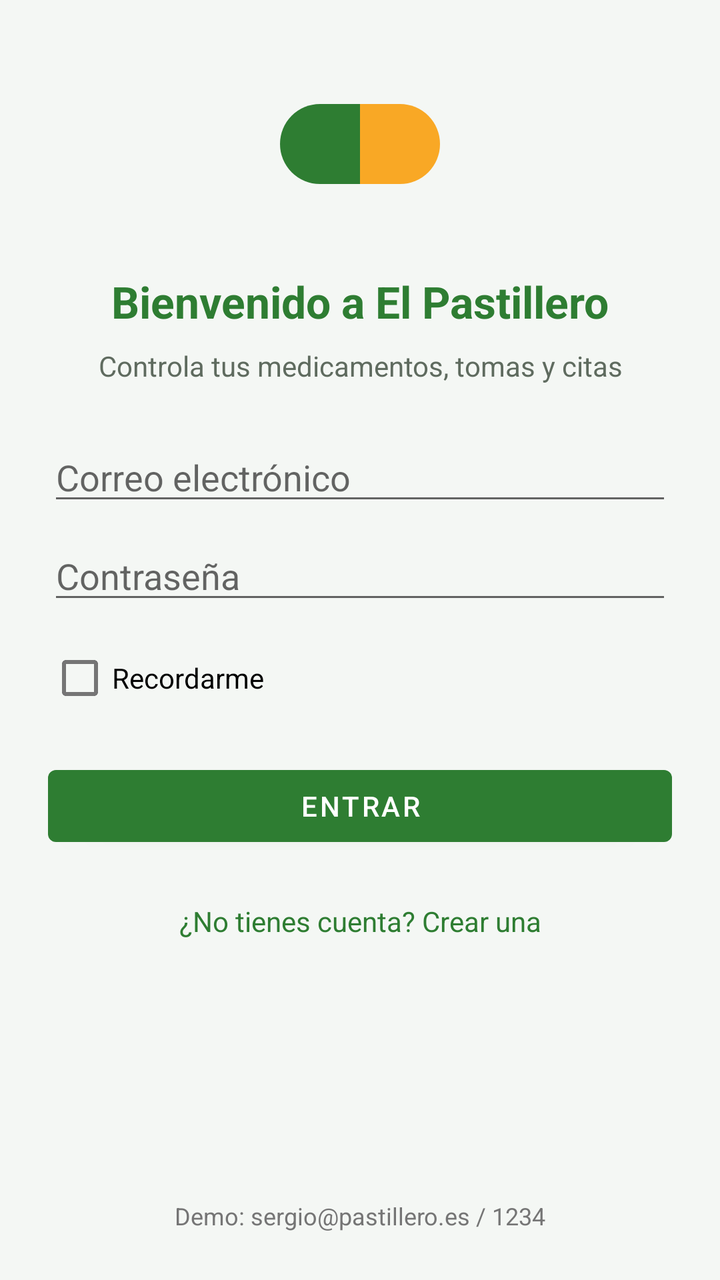
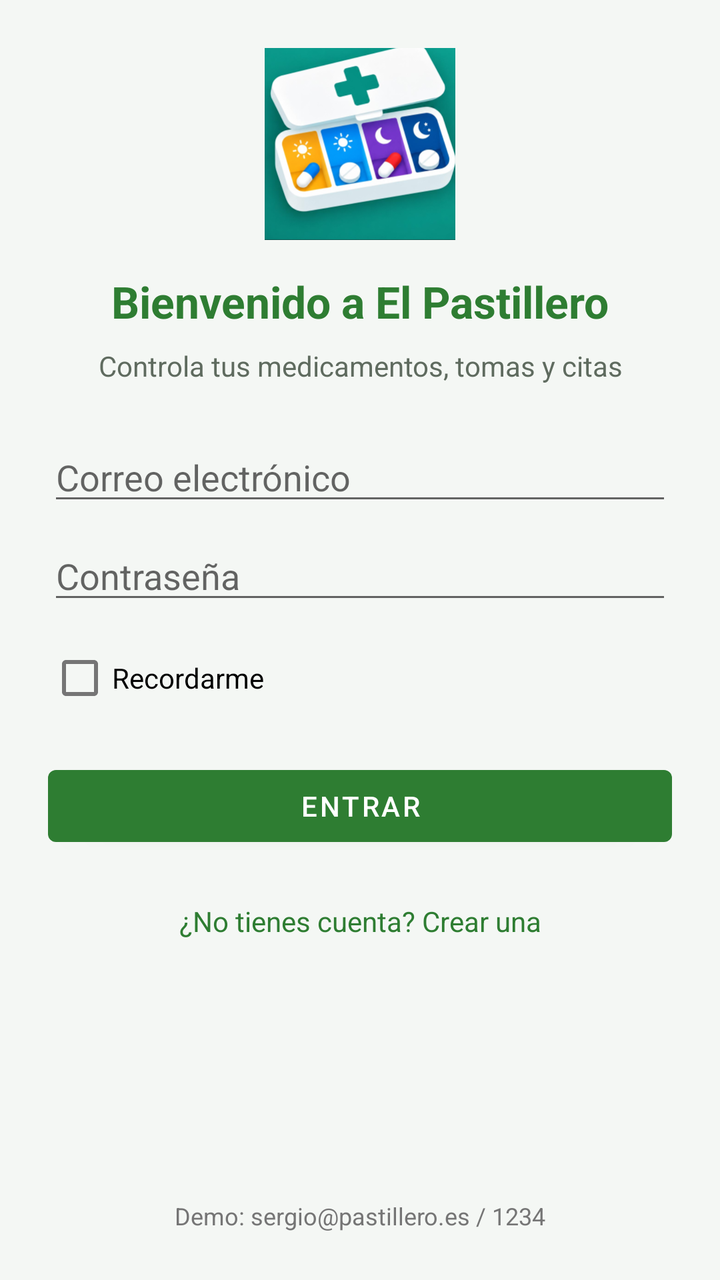

Screens rendered from an Android XML layout before and after an edit, with the pre-edit source and the edit as a unified diff.
<!-- AndroidManifest.xml: application theme Theme.ElPastillero -->
<!-- res/layout/activity_login.xml -->
<?xml version="1.0" encoding="utf-8"?>
<androidx.constraintlayout.widget.ConstraintLayout xmlns:android="http://schemas.android.com/apk/res/android"
    xmlns:app="http://schemas.android.com/apk/res-auto"
    android:layout_width="match_parent"
    android:layout_height="match_parent"
    android:background="@color/fondo"
    android:padding="@dimen/margen_grande">

    <ImageView
        android:id="@+id/imgLogo"
        android:layout_width="96dp"
        android:layout_height="96dp"
        android:contentDescription="@string/cd_logo"
        android:src="@drawable/ic_pill"
        app:layout_constraintEnd_toEndOf="parent"
        app:layout_constraintStart_toStartOf="parent"
        app:layout_constraintTop_toTopOf="parent" />

    <TextView
        android:id="@+id/txtTitulo"
        style="@style/Estilo.Titulo"
        android:layout_width="0dp"
        android:layout_height="wrap_content"
        android:layout_marginTop="@dimen/margen"
        android:gravity="center"
        android:text="@string/login_title"
        app:layout_constraintEnd_toEndOf="parent"
        app:layout_constraintStart_toStartOf="parent"
        app:layout_constraintTop_toBottomOf="@id/imgLogo" />

    <TextView
        android:id="@+id/txtSubtitulo"
        android:layout_width="0dp"
        android:layout_height="wrap_content"
        android:layout_marginTop="@dimen/margen_pequeno"
        android:gravity="center"
        android:text="@string/login_subtitle"
        android:textColor="@color/texto_secundario"
        app:layout_constraintEnd_toEndOf="parent"
        app:layout_constraintStart_toStartOf="parent"
        app:layout_constraintTop_toBottomOf="@id/txtTitulo" />

    <EditText
        android:id="@+id/etEmail"
        android:layout_width="0dp"
        android:layout_height="wrap_content"
        android:layout_marginTop="@dimen/margen_grande"
        android:autofillHints="emailAddress"
        android:hint="@string/hint_email"
        android:inputType="textEmailAddress"
        android:maxLines="1"
        app:layout_constraintEnd_toEndOf="parent"
        app:layout_constraintStart_toStartOf="parent"
        app:layout_constraintTop_toBottomOf="@id/txtSubtitulo" />

    <EditText
        android:id="@+id/etPassword"
        android:layout_width="0dp"
        android:layout_height="wrap_content"
        android:layout_marginTop="@dimen/margen_pequeno"
        android:autofillHints="password"
        android:hint="@string/hint_password"
        android:inputType="textPassword"
        android:maxLines="1"
        app:layout_constraintEnd_toEndOf="parent"
        app:layout_constraintStart_toStartOf="parent"
        app:layout_constraintTop_toBottomOf="@id/etEmail" />

    <CheckBox
        android:id="@+id/chkRecordar"
        android:layout_width="wrap_content"
        android:layout_height="wrap_content"
        android:layout_marginTop="@dimen/margen_pequeno"
        android:text="@string/recordarme"
        app:layout_constraintStart_toStartOf="parent"
        app:layout_constraintTop_toBottomOf="@id/etPassword" />

    <Button
        android:id="@+id/btnLogin"
        android:layout_width="0dp"
        android:layout_height="wrap_content"
        android:layout_marginTop="@dimen/margen"
        android:text="@string/btn_login"
        app:layout_constraintEnd_toEndOf="parent"
        app:layout_constraintStart_toStartOf="parent"
        app:layout_constraintTop_toBottomOf="@id/chkRecordar" />

    <TextView
        android:id="@+id/txtRegistro"
        android:layout_width="0dp"
        android:layout_height="wrap_content"
        android:layout_marginTop="@dimen/margen"
        android:gravity="center"
        android:padding="@dimen/margen_pequeno"
        android:text="@string/no_tengo_cuenta"
        android:textColor="@color/verde_primario"
        app:layout_constraintEnd_toEndOf="parent"
        app:layout_constraintStart_toStartOf="parent"
        app:layout_constraintTop_toBottomOf="@id/btnLogin" />

    <TextView
        android:id="@+id/txtDemo"
        android:layout_width="0dp"
        android:layout_height="wrap_content"
        android:gravity="center"
        android:text="@string/login_demo"
        android:textColor="@color/gris"
        android:textSize="12sp"
        app:layout_constraintBottom_toBottomOf="parent"
        app:layout_constraintEnd_toEndOf="parent"
        app:layout_constraintStart_toStartOf="parent" />

</androidx.constraintlayout.widget.ConstraintLayout>
<!-- resources referenced by this layout -->
<resources>
  <color name="fondo">#F4F7F4</color>
  <color name="gris">#757575</color>
  <color name="texto_secundario">#5F6B5F</color>
  <color name="verde_primario">#2E7D32</color>
  <dimen name="margen">16dp</dimen>
  <dimen name="margen_grande">24dp</dimen>
  <dimen name="margen_pequeno">8dp</dimen>
  <!-- drawable ic_pill (drawable) -->
  <?xml version="1.0" encoding="utf-8"?>
  <vector xmlns:android="http://schemas.android.com/apk/res/android"
      android:width="24dp"
      android:height="24dp"
      android:viewportWidth="24"
      android:viewportHeight="24">
      <path
          android:fillColor="@color/verde_primario"
          android:pathData="M7,7h5v10h-5a5,5 0 0 1 0,-10z" />
      <path
          android:fillColor="@color/acento"
          android:pathData="M12,7h5a5,5 0 0 1 0,10h-5z" />
  </vector>
  <string name="btn_login">Entrar</string>
  <string name="cd_logo">Logotipo de El Pastillero</string>
  <string name="hint_email">Correo electrónico</string>
  <string name="hint_password">Contraseña</string>
  <string name="login_demo">Demo: sergio@pastillero.es / 1234</string>
  <string name="login_subtitle">Controla tus medicamentos, tomas y citas</string>
  <string name="login_title">Bienvenido a El Pastillero</string>
  <string name="no_tengo_cuenta">¿No tienes cuenta? Crear una</string>
  <string name="recordarme">Recordarme</string>
  <style name="Estilo.Titulo">
          <item name="android:textSize">@dimen/texto_titulo</item>
          <item name="android:textStyle">bold</item>
          <item name="android:textColor">@color/verde_primario</item>
      </style>
  <style name="Theme.ElPastillero" parent="Theme.MaterialComponents.DayNight.DarkActionBar">
          <item name="colorPrimary">@color/verde_primario</item>
          <item name="colorPrimaryVariant">@color/verde_oscuro</item>
          <item name="colorOnPrimary">@color/blanco</item>
          <item name="colorSecondary">@color/acento</item>
          <item name="colorSecondaryVariant">@color/acento_oscuro</item>
          <item name="colorOnSecondary">@color/negro</item>
          <item name="android:statusBarColor">@color/verde_oscuro</item>
          <item name="android:windowBackground">@color/fondo</item>
      </style>
  <color name="acento">#F9A825</color>
  <dimen name="texto_titulo">22sp</dimen>
  <color name="verde_oscuro">#1B5E20</color>
  <color name="blanco">#FFFFFF</color>
  <color name="acento_oscuro">#C17900</color>
  <color name="negro">#000000</color>
</resources>

<!-- the commit's change to res/layout/activity_login.xml (unified diff, before → after) -->
@@ -11,7 +11,7 @@
         android:layout_width="96dp"
         android:layout_height="96dp"
         android:contentDescription="@string/cd_logo"
-        android:src="@drawable/ic_pill"
+        android:src="@drawable/icono"
         app:layout_constraintEnd_toEndOf="parent"
         app:layout_constraintStart_toStartOf="parent"
         app:layout_constraintTop_toTopOf="parent" />
<!-- resource entries referenced after the edit -->
@@ -7,20 +7,7 @@
   <dimen name="margen">16dp</dimen>
   <dimen name="margen_grande">24dp</dimen>
   <dimen name="margen_pequeno">8dp</dimen>
-  <!-- drawable ic_pill (drawable) -->
-  <?xml version="1.0" encoding="utf-8"?>
-  <vector xmlns:android="http://schemas.android.com/apk/res/android"
-      android:width="24dp"
-      android:height="24dp"
-      android:viewportWidth="24"
-      android:viewportHeight="24">
-      <path
-          android:fillColor="@color/verde_primario"
-          android:pathData="M7,7h5v10h-5a5,5 0 0 1 0,-10z" />
-      <path
-          android:fillColor="@color/acento"
-          android:pathData="M12,7h5a5,5 0 0 1 0,10h-5z" />
-  </vector>
+  <!-- drawable icono: png bitmap (drawable, 355378 bytes) -->
   <string name="btn_login">Entrar</string>
   <string name="cd_logo">Logotipo de El Pastillero</string>
   <string name="hint_email">Correo electrónico</string>
